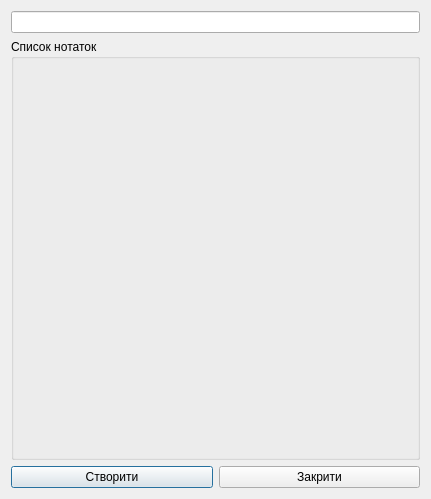
Old version of the form QTtask Project/create_folder_widnow.ui in the repository DonchykVitaliy/QT-task-manager.
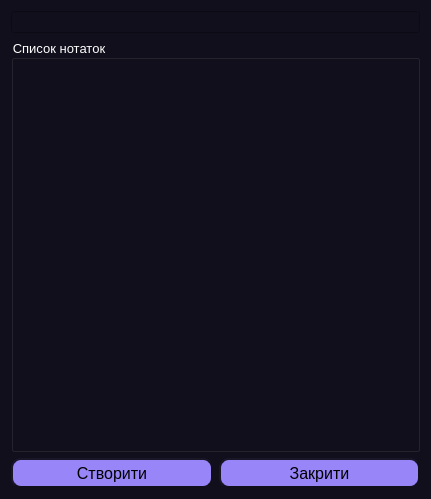
New version of the form.

Diff of the .ui file:
```diff
--- a/QTtask Project/create_folder_widnow.ui
+++ b/QTtask Project/create_folder_widnow.ui
@@ -13,12 +13,46 @@
   <property name="windowTitle">
    <string>Dialog</string>
   </property>
+  <property name="styleSheet">
+   <string notr="true">background-color: rgb(17, 15, 27);</string>
+  </property>
   <layout class="QGridLayout" name="gridLayout">
    <item row="2" column="1">
     <widget class="QPushButton" name="closeBtn">
+     <property name="minimumSize">
+      <size>
+       <width>0</width>
+       <height>30</height>
+      </size>
+     </property>
+     <property name="font">
+      <font>
+       <pointsize>12</pointsize>
+      </font>
+     </property>
      <property name="focusPolicy">
       <enum>Qt::NoFocus</enum>
      </property>
+     <property name="styleSheet">
+      <string notr="true">QPushButton
+{
+	border-style: outset;
+    border-width: 2px;
+    border-radius: 10px;
+	
+	background-color: rgb(152, 133, 248);
+	color: rgb(0, 0, 0);
+	border-color: rgb(17, 15, 27);
+}
+QPushButton:hover
+{
+	background-color: rgb(121, 97, 245);
+}
+QPushButton:pressed
+{
+	background-color: rgb(97, 72, 226);
+}</string>
+     </property>
      <property name="text">
       <string>Закрити</string>
      </property>
@@ -26,6 +60,37 @@
    </item>
    <item row="2" column="0">
     <widget class="QPushButton" name="createBtn">
+     <property name="minimumSize">
+      <size>
+       <width>0</width>
+       <height>30</height>
+      </size>
+     </property>
+     <property name="font">
+      <font>
+       <pointsize>12</pointsize>
+      </font>
+     </property>
+     <property name="styleSheet">
+      <string notr="true">QPushButton
+{
+	border-style: outset;
+    border-width: 2px;
+    border-radius: 10px;
+	
+	background-color: rgb(152, 133, 248);
+	color: rgb(0, 0, 0);
+	border-color: rgb(17, 15, 27);
+}
+QPushButton:hover
+{
+	background-color: rgb(121, 97, 245);
+}
+QPushButton:pressed
+{
+	background-color: rgb(97, 72, 226);
+}</string>
+     </property>
      <property name="text">
       <string>Створити</string>
      </property>
@@ -40,6 +105,14 @@
    </item>
    <item row="1" column="0" colspan="2">
     <widget class="QGroupBox" name="groupBox">
+     <property name="font">
+      <font>
+       <pointsize>10</pointsize>
+      </font>
+     </property>
+     <property name="styleSheet">
+      <string notr="true">color: rgb(255, 255, 255);</string>
+     </property>
      <property name="title">
       <string>Список нотаток</string>
      </property>
```
